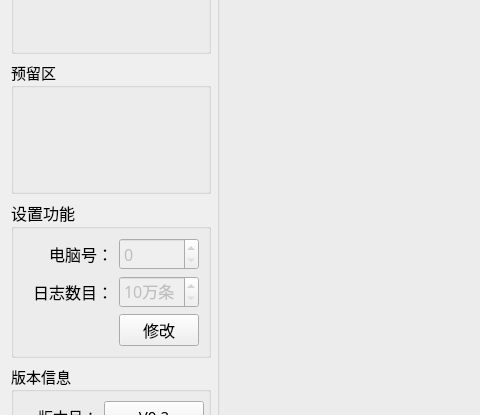
First picture: the form in Socket-Fvt/Socket-Fvt/setups/setup_mainwid.ui, repository ChinaClever/ScalePoint, before the edit; both pictures show x 0 to 480 and y 153 to 568 of the 1024 by 661 pixel window.
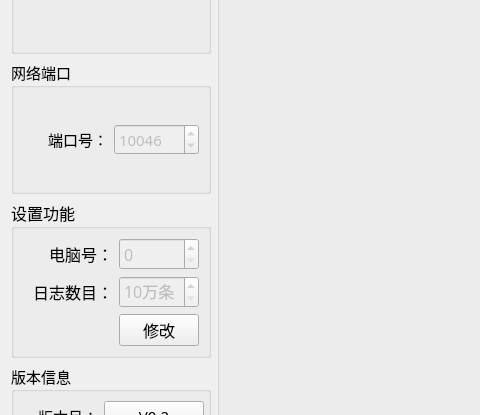
Second picture: the form after the edit.

What changed in the file:
```diff
--- a/Socket-Fvt/Socket-Fvt/setups/setup_mainwid.ui
+++ b/Socket-Fvt/Socket-Fvt/setups/setup_mainwid.ui
@@ -23,8 +23,36 @@
    <item row="1" column="0">
     <widget class="QGroupBox" name="groupBox_6">
      <property name="title">
-      <string>预留区</string>
+      <string>网络端口</string>
      </property>
+     <layout class="QGridLayout" name="gridLayout_5">
+      <item row="0" column="0">
+       <widget class="QLabel" name="label_17">
+        <property name="text">
+         <string>端口号：</string>
+        </property>
+        <property name="alignment">
+         <set>Qt::AlignRight|Qt::AlignTrailing|Qt::AlignVCenter</set>
+        </property>
+       </widget>
+      </item>
+      <item row="0" column="1">
+       <widget class="QSpinBox" name="portSpin">
+        <property name="enabled">
+         <bool>false</bool>
+        </property>
+        <property name="styleSheet">
+         <string notr="true"/>
+        </property>
+        <property name="maximum">
+         <number>65535</number>
+        </property>
+        <property name="value">
+         <number>10046</number>
+        </property>
+       </widget>
+      </item>
+     </layout>
     </widget>
    </item>
    <item row="0" column="1" rowspan="4">
@@ -164,7 +192,7 @@
      <property name="title">
       <string>设置功能</string>
      </property>
-     <layout class="QGridLayout" name="gridLayout_5">
+     <layout class="QGridLayout" name="gridLayout_3">
       <item row="0" column="0">
        <widget class="QLabel" name="label_16">
         <property name="text">
```
